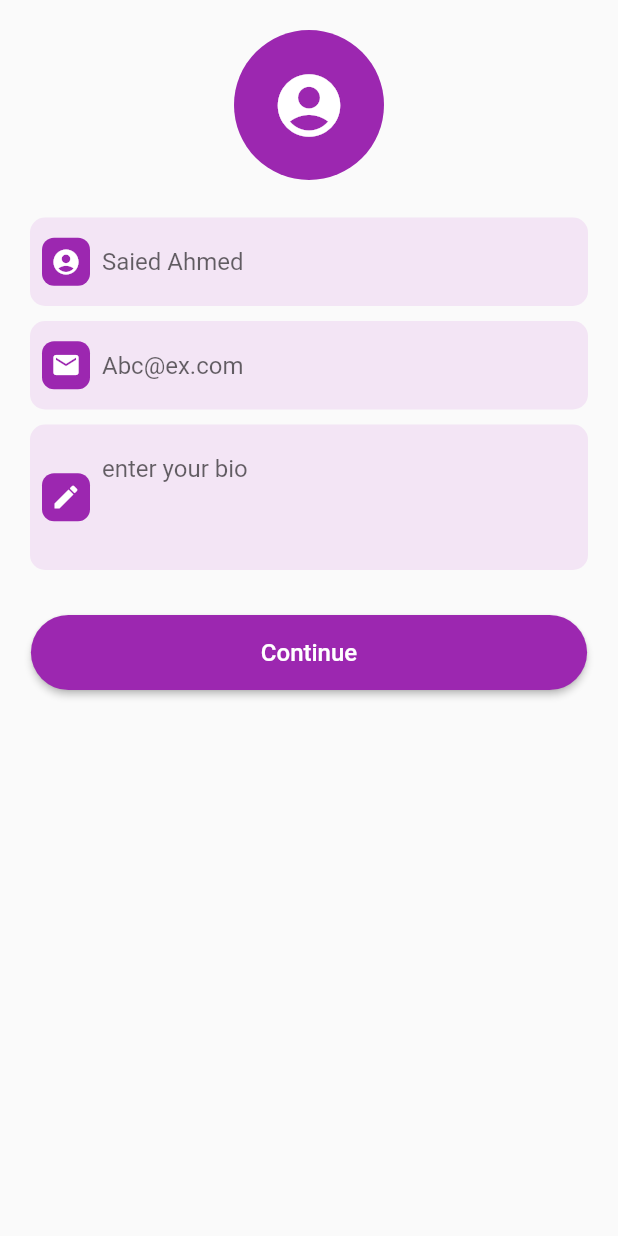
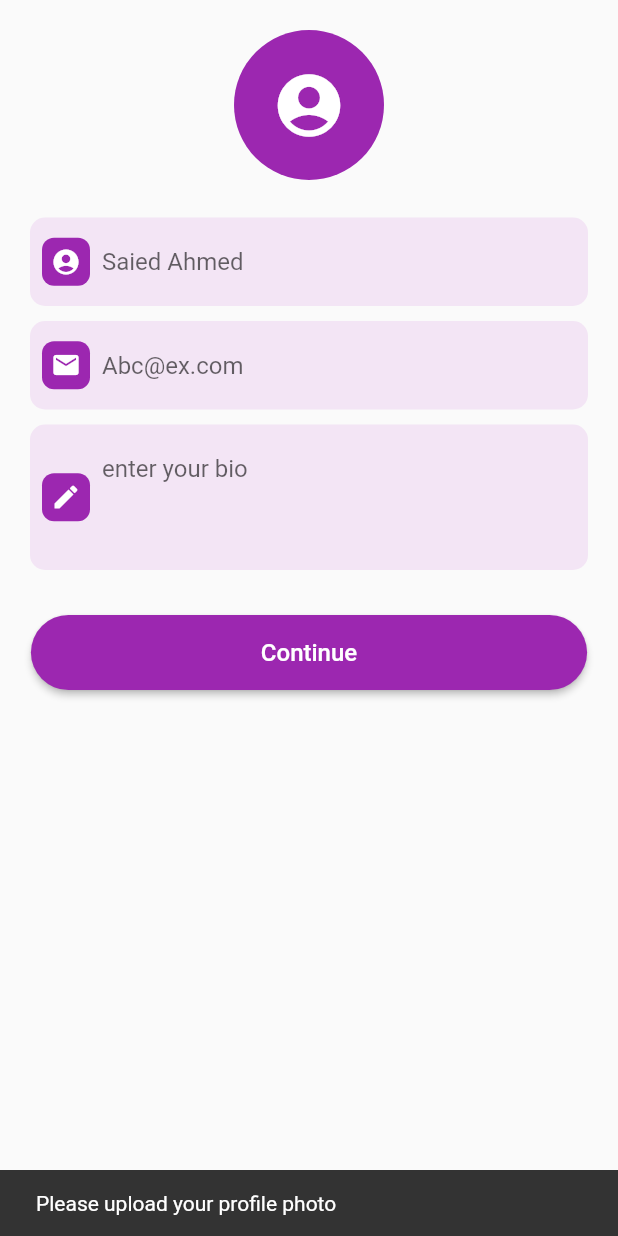
Before and after one commit to saiedd01/PhoneAuth_firebase, a Flutter app: the UserInformation screen opened directly, after a tap on "Continue", on a phone screen of 412 x 824 dp. Run offline on Flutter 3.47's test engine with Material 2 defaults, Android fonts, the phone set to English and light mode, and no system bars; our stand-ins replace cloud_firestore, country_picker, firebase_auth, firebase_core, firebase_storage, image_picker and 2 more; accounts and stored records are empty.

```diff
--- a/lib/Screens/user_info.dart
+++ b/lib/Screens/user_info.dart
@@ -5,6 +5,7 @@ import 'package:phoneauth/Model/user_model.dart';
 import 'package:phoneauth/Provider/auth_provider.dart';
 import 'package:phoneauth/Widgets/coustom_button.dart';
 import 'package:provider/provider.dart';
+import 'package:phoneauth/Utils/utils.dart';
 
 
 class UserInformation extends StatefulWidget {
@@ -90,7 +91,7 @@ class _UserInfoState extends State<UserInformation> {
                           width: MediaQuery.of(context).size.width * 0.90,
                           child: CustomButton(
                             text: "Continue",
-                            onPressed: () {},
+                            onPressed: () => storeData(),
                           ),
                         ),
                       ]
@@ -160,7 +161,11 @@ class _UserInfoState extends State<UserInformation> {
       phoneNumber: "",
       uid: "",
     );
+    if(image != null){
 
+    }else{
+      ShowSnackBar(context, "Please upload your profile photo");
+    }
   }
 
 }
--- a/pubspec.yaml
+++ b/pubspec.yaml
@@ -44,6 +44,7 @@ dependencies:
   provider: ^6.0.4
   shared_preferences: ^2.0.15
   pinput: ^2.2.16
+  image_picker: ^0.8.6
 
 dev_dependencies:
   flutter_test:
```
Also changed, not shown: lib/Utils/utils.dart (+16 -0 lines), pubspec.lock.
